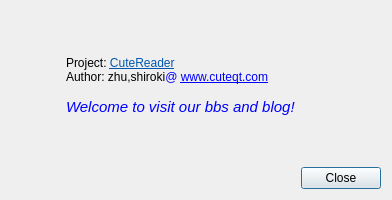
Before: the Qt Designer form src/about.ui in androidarduino/cutereader, drawn with Qt 5.
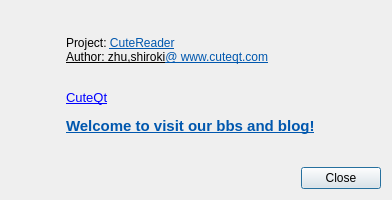
After: the same form once the commit is applied. Icons and pictures are not drawn.

```diff
--- a/src/about.ui
+++ b/src/about.ui
@@ -33,15 +33,19 @@
      <property name="cursor" >
       <cursorShape>PointingHandCursor</cursorShape>
      </property>
-     <property name="text" >
-      <string>&lt;!DOCTYPE HTML PUBLIC "-//W3C//DTD HTML 4.0//EN" "http://www.w3.org/TR/REC-html40/strict.dtd">
-&lt;html>&lt;head>&lt;meta name="qrichtext" content="1" />&lt;style type="text/css">
+     <property name="text">
+      <string>&lt;!DOCTYPE HTML PUBLIC &quot;-//W3C//DTD HTML 4.0//EN&quot; &quot;http://www.w3.org/TR/REC-html40/strict.dtd&quot;&gt;
+&lt;html&gt;&lt;head&gt;&lt;meta name=&quot;qrichtext&quot; content=&quot;1&quot; /&gt;&lt;style type=&quot;text/css&quot;&gt;
 p, li { white-space: pre-wrap; }
-&lt;/style>&lt;/head>&lt;body style=" font-family:'DejaVu Sans'; font-size:9pt; font-weight:400; font-style:normal;">
-&lt;p style=" margin-top:0px; margin-bottom:0px; margin-left:0px; margin-right:0px; -qt-block-indent:0; text-indent:0px;">Project: &lt;a href="http://code.google.com/p/cutereader">&lt;span style=" text-decoration: underline; color:#0057ae;">CuteReader&lt;/span>&lt;/a>&lt;/p>
-&lt;p style=" margin-top:0px; margin-bottom:0px; margin-left:0px; margin-right:0px; -qt-block-indent:0; text-indent:0px; text-decoration: underline; color:#0057ae;">&lt;a href="http://code.google.com/p/cutereader">&lt;span style=" text-decoration:none; color:#000000;">Author: zhu,shiroki&lt;/span>&lt;/a>&lt;a href="http://code.google.com/p/cutereader">&lt;span style=" text-decoration:none;">@ &lt;/span>&lt;/a>&lt;a href="http://www.cuteqt.com">www.cuteqt.com&lt;/a>&lt;/p>
-&lt;p style="-qt-paragraph-type:empty; margin-top:0px; margin-bottom:0px; margin-left:0px; margin-right:0px; -qt-block-indent:0; text-indent:0px; text-decoration: underline; color:#0057ae;">&lt;/p>
-&lt;p style=" margin-top:0px; margin-bottom:0px; margin-left:0px; margin-right:0px; -qt-block-indent:0; text-indent:0px; text-decoration: underline; color:#0057ae;">&lt;a href="http://code.google.com/p/cutereader">&lt;span style=" font-size:11pt; font-style:italic; text-decoration:none; color:#0000ff;">Welcome to visit our bbs and blog!&lt;/span>&lt;/a>&lt;/p>&lt;/body>&lt;/html></string>
+&lt;/style&gt;&lt;/head&gt;&lt;body style=&quot; font-family:'Sans Serif'; font-size:10pt; font-weight:400; font-style:normal;&quot;&gt;
+&lt;table border=&quot;0&quot; style=&quot;-qt-table-type: root; margin-top:4px; margin-bottom:4px; margin-left:4px; margin-right:4px;&quot;&gt;
+&lt;tr&gt;
+&lt;td style=&quot;border: none;&quot;&gt;
+&lt;p style=&quot; margin-top:0px; margin-bottom:0px; margin-left:0px; margin-right:0px; -qt-block-indent:0; text-indent:0px;&quot;&gt;&lt;span style=&quot; font-family:'DejaVu Sans'; font-size:9pt;&quot;&gt;Project: &lt;/span&gt;&lt;a href=&quot;http://code.google.com/p/cutereader&quot;&gt;&lt;span style=&quot; font-family:'DejaVu Sans'; font-size:9pt; text-decoration: underline; color:#0057ae;&quot;&gt;CuteReader&lt;/span&gt;&lt;/a&gt;&lt;/p&gt;
+&lt;p style=&quot; margin-top:0px; margin-bottom:0px; margin-left:0px; margin-right:0px; -qt-block-indent:0; text-indent:0px;&quot;&gt;&lt;a href=&quot;http://code.google.com/p/cutereader&quot;&gt;&lt;span style=&quot; font-family:'DejaVu Sans'; font-size:9pt; text-decoration: underline; color:#000000;&quot;&gt;Author: zhu,shiroki&lt;/span&gt;&lt;/a&gt;&lt;a href=&quot;http://code.google.com/p/cutereader&quot;&gt;&lt;span style=&quot; font-family:'DejaVu Sans'; font-size:9pt; text-decoration: underline; color:#0057ae;&quot;&gt;@ &lt;/span&gt;&lt;/a&gt;&lt;a href=&quot;http://www.cuteqt.com&quot;&gt;&lt;span style=&quot; font-family:'DejaVu Sans'; font-size:9pt; text-decoration: underline; color:#0057ae;&quot;&gt;www.cuteqt.com&lt;/span&gt;&lt;/a&gt;&lt;/p&gt;
+&lt;p style=&quot;-qt-paragraph-type:empty; margin-top:0px; margin-bottom:0px; margin-left:0px; margin-right:0px; -qt-block-indent:0; text-indent:0px; font-family:'DejaVu Sans'; font-size:9pt; text-decoration: underline; color:#0057ae;&quot;&gt;&lt;/p&gt;
+&lt;p&gt;&lt;img href=&quot;:resource/cutefish.jpg&quot;&gt;&lt;a href=&quot;http://www.cuteqt.com&quot;&gt;CuteQt&lt;/a&gt;&lt;/img&gt;&lt;/p&gt;
+&lt;p style=&quot; margin-top:0px; margin-bottom:0px; margin-left:0px; margin-right:0px; -qt-block-indent:0; text-indent:0px;&quot;&gt;&lt;a href=&quot;http://www.cuteqt.com&quot;&gt;&lt;span style=&quot; font-size:11pt; font-weight:600; text-decoration: underline; color:#0057ae;&quot;&gt;Welcome to visit our bbs and blog!&lt;/span&gt;&lt;/a&gt;&lt;/p&gt;&lt;/td&gt;&lt;/tr&gt;&lt;/table&gt;&lt;/body&gt;&lt;/html&gt;</string>
      </property>
      <property name="margin" >
       <number>0</number>
```
Left out of the diff: 49 changed lines with no effect on the pictures.
